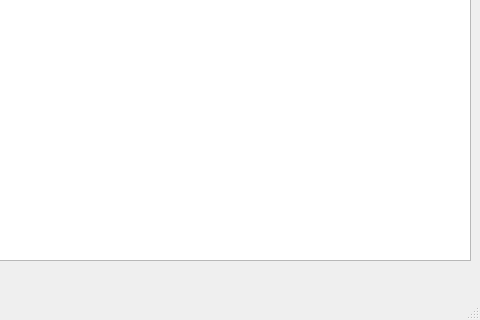
LeonidVolohov/JSONEditor, file mainwindow.ui: the form before one commit; both pictures show x 320 to 800 and y 280 to 600 of the 800 by 600 pixel window.
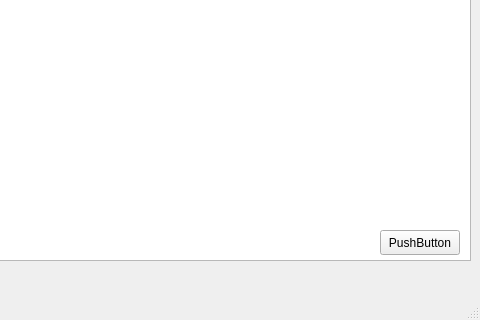
The form after the commit.

Commit message: QTreeView:  - added tree update and post it to new local file

```diff
--- a/mainwindow.ui
+++ b/mainwindow.ui
@@ -24,6 +24,19 @@
      </rect>
     </property>
    </widget>
+   <widget class="QPushButton" name="pushButton">
+    <property name="geometry">
+     <rect>
+      <x>700</x>
+      <y>510</y>
+      <width>80</width>
+      <height>25</height>
+     </rect>
+    </property>
+    <property name="text">
+     <string>PushButton</string>
+    </property>
+   </widget>
   </widget>
   <widget class="QMenuBar" name="menubar">
    <property name="geometry">
```
The commit also changes 1 other file.
